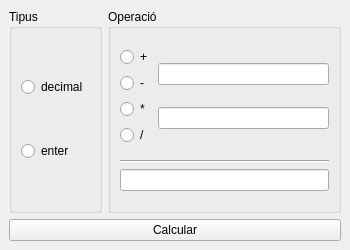
Before: the Qt Designer form M7/Python/ProvaQt/ui/p16_dgr_calcul.ui in dgr-85/DAM2, drawn with Qt 5.
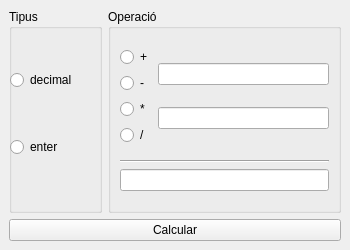
After: the same form once the commit is applied.

What changed in the file:
```diff
--- a/M7/Python/ProvaQt/ui/p16_dgr_calcul.ui
+++ b/M7/Python/ProvaQt/ui/p16_dgr_calcul.ui
@@ -45,10 +45,10 @@
           <widget class="QWidget" name="layoutWidget">
            <property name="geometry">
             <rect>
-             <x>12</x>
-             <y>30</y>
-             <width>75</width>
-             <height>161</height>
+             <x>1</x>
+             <y>20</y>
+             <width>91</width>
+             <height>171</height>
             </rect>
            </property>
            <layout class="QVBoxLayout" name="verticalLayout_4">
```
Left out of the diff: 4 changed lines with no effect on the pictures.
